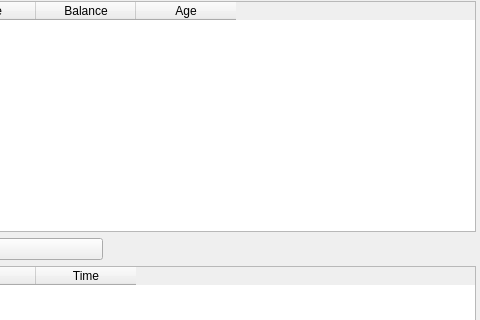
This is Encrypted_Bank_Server/client/client/adminwindow.ui in Abdelrahman-Aldesoky/Bank_Server_Client-Qt as Qt 5 draws it before an edit; both pictures show x 606 to 1086 and y 0 to 320 of the 1086 by 614 pixel window. The edited form follows.
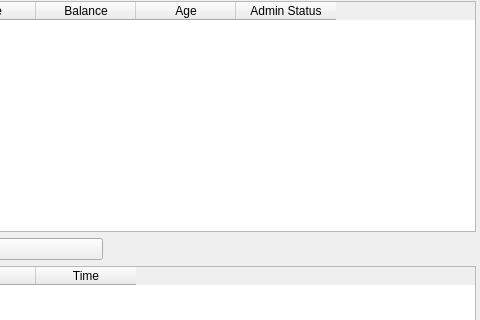
This is the edited form.

```diff
--- a/Encrypted_Bank_Server/client/client/adminwindow.ui
+++ b/Encrypted_Bank_Server/client/client/adminwindow.ui
@@ -51,6 +51,11 @@
          <string>Age</string>
         </property>
        </column>
+       <column>
+        <property name="text">
+         <string>Admin Status</string>
+        </property>
+       </column>
       </widget>
      </item>
      <item>
```
